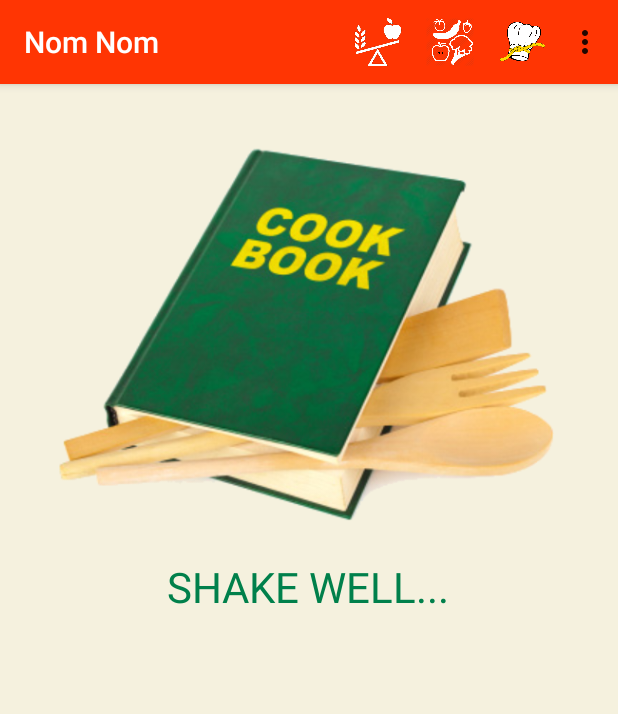
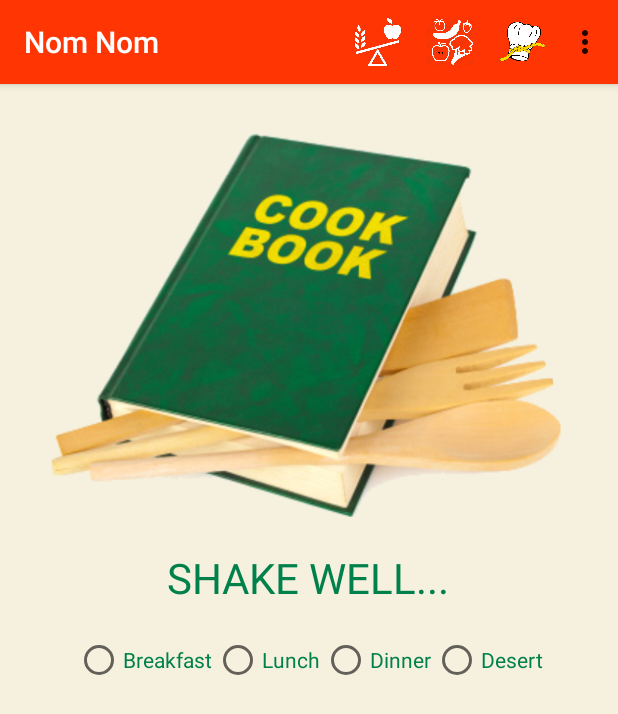
Before and after one commit to vadimgore/NomNom, an Android app: the screen it shows after launch (MainActivity), on a phone screen of 412 x 824 dp. Shown: the top 714 px of the screen. Run offline under Robolectric (Android 15) with nearby library versions, the phone set to English and light mode, and no system bars.

Commit message:
Nom Nom project

```diff
--- a/app/build.gradle
+++ b/app/build.gradle
@@ -6,7 +6,7 @@ android {
 
     defaultConfig {
         applicationId "com.vadimoe.nomnom"
-        minSdkVersion 19
+        minSdkVersion 18
         targetSdkVersion 21
         versionCode 1
         versionName "1.0"
--- a/app/src/main/java/com/vadimoe/nomnom/AccelerometerManager.java
+++ b/app/src/main/java/com/vadimoe/nomnom/AccelerometerManager.java
@@ -16,7 +16,7 @@ public class AccelerometerManager {
     /** Accuracy configuration */
     private static final float NS2MS = 1000.0f / 1000000000.0f;
     private static float threshold  = 15.0f;
-    private static int interval     = 5000; // 5 sec
+    private static int interval     = 3000; // 3 sec
 
     private static Sensor sensor;
     private static SensorManager sensorManager;
@@ -188,8 +188,8 @@ public class AccelerometerManager {
                                 //(now-lastShake)+"  >= "+interval, 1000).show();
 
                                 if ((now - lastShake)*NS2MS >= interval) {
-                                    Toast.makeText(aContext, "Shake detected",
-                                            Toast.LENGTH_SHORT).show();
+                                    //Toast.makeText(aContext, "Shake detected",
+                                    //        Toast.LENGTH_SHORT).show();
                                     // trigger shake event
                                     listener.onShake(force);
                                 }
--- /dev/null
+++ b/app/src/main/java/com/vadimoe/nomnom/AsyncTaskListener.java
@@ -0,0 +1,7 @@
+package com.vadimoe.nomnom;
+
+public interface AsyncTaskListener {
+
+    public void onTaskComplete(String result);
+
+}
--- a/app/src/main/res/layout/fragment_main.xml
+++ b/app/src/main/res/layout/fragment_main.xml
@@ -1,6 +1,7 @@
 <LinearLayout xmlns:android="http://schemas.android.com/apk/res/android"
     xmlns:tools="http://schemas.android.com/tools" android:layout_width="match_parent"
-    android:layout_height="match_parent" android:paddingLeft="@dimen/activity_horizontal_margin"
+    android:layout_height="match_parent"
+    android:paddingLeft="@dimen/activity_horizontal_margin"
     android:paddingRight="@dimen/activity_horizontal_margin"
     android:paddingTop="@dimen/activity_vertical_margin"
     android:paddingBottom="@dimen/activity_vertical_margin"
@@ -25,4 +26,39 @@
         android:textColor="@color/tag_green">
     </TextView>
 
+    <RadioGroup
+        android:layout_width="wrap_content"
+        android:layout_height="wrap_content"
+        android:layout_gravity="center_horizontal"
+        android:layout_marginTop="20dp"
+        android:orientation="horizontal">
+        <RadioButton android:id="@+id/breakfast"
+            android:layout_width="wrap_content"
+            android:layout_height="wrap_content"
+            android:text="Breakfast"
+            android:textColor="@color/tag_green"
+            android:onClick="onRadioButtonClicked"/>
+        <RadioButton android:id="@+id/lunch"
+            android:layout_width="wrap_content"
+            android:layout_height="wrap_content"
+            android:layout_marginLeft="1dp"
+            android:text="Lunch"
+            android:textColor="@color/tag_green"
+            android:onClick="onRadioButtonClicked"/>
+        <RadioButton android:id="@+id/dinner"
+            android:layout_width="wrap_content"
+            android:layout_height="wrap_content"
+            android:layout_marginLeft="1dp"
+            android:text="Dinner"
+            android:textColor="@color/tag_green"
+            android:onClick="onRadioButtonClicked"/>
+        <RadioButton android:id="@+id/desert"
+            android:layout_width="wrap_content"
+            android:layout_height="wrap_content"
+            android:layout_marginLeft="1dp"
+            android:text="Desert"
+            android:textColor="@color/tag_green"
+            android:onClick="onRadioButtonClicked"/>
+
+    </RadioGroup>
 </LinearLayout>
--- /dev/null
+++ b/app/src/main/res/menu/menu_recipe_viewer.xml
@@ -0,0 +1,6 @@
+<menu xmlns:android="http://schemas.android.com/apk/res/android"
+    xmlns:app="http://schemas.android.com/apk/res-auto"
+    xmlns:tools="http://schemas.android.com/tools"
+    tools:context="com.vadimoe.nomnom.RecipeViewerActivity">
+
+</menu>
--- a/app/src/main/res/values/dimens.xml
+++ b/app/src/main/res/values/dimens.xml
@@ -1,5 +1,5 @@
 <resources>
     <!-- Default screen margins, per the Android Design guidelines. -->
-    <dimen name="activity_horizontal_margin">16dp</dimen>
-    <dimen name="activity_vertical_margin">16dp</dimen>
+    <dimen name="activity_horizontal_margin">10dp</dimen>
+    <dimen name="activity_vertical_margin">10dp</dimen>
 </resources>
--- a/app/src/main/res/values/strings.xml
+++ b/app/src/main/res/values/strings.xml
@@ -34,4 +34,6 @@
         <item>Peanut free</item>
     </string-array>
 
+    <string name="title_activity_recipe_viewer">Recipe de jour</string>
+
 </resources>
```
Also changed, not shown: app/src/main/AndroidManifest.xml (+7 -2 lines), app/src/main/java/com/vadimoe/nomnom/HTTGetter.java (+13 -14 lines), app/src/main/java/com/vadimoe/nomnom/ImageLoader.java (added, +35 -0 lines), app/src/main/java/com/vadimoe/nomnom/MainActivity.java (+119 -86 lines), app/src/main/java/com/vadimoe/nomnom/RecipeViewerActivity.java (added, +113 -0 lines), app/src/main/res/layout/activity_recipe_viewer.xml (added, +74 -0 lines), app/src/main/res/drawable/back.png.
